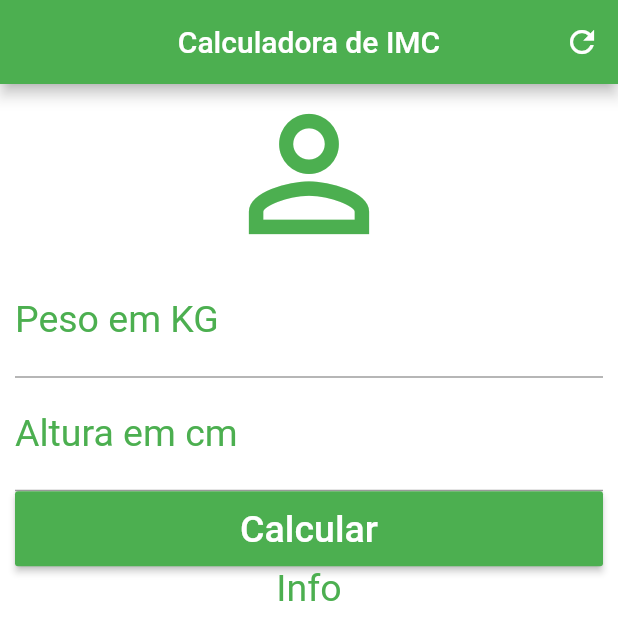
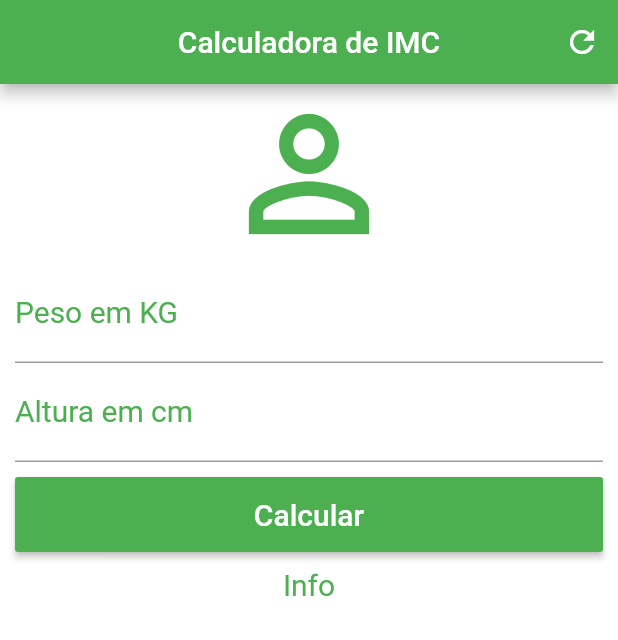
Before and after one commit to tresende/flutter_bmi_calculator, a Flutter app: the screen it shows after launch, on a phone screen of 412 x 824 dp. Shown: the top 640 px of the screen. Run offline on Flutter 3.47's test engine with Material 2 defaults, Android fonts, the phone set to English and light mode, and no system bars.

Commit message:
Paddings

```diff
--- a/lib/main.dart
+++ b/lib/main.dart
@@ -38,7 +38,7 @@ class _HomeState extends State<Home> {
                 color: Colors.green,
               ),
               TextField(
-            style: TextStyle(color: Colors.green, fontSize: 25),
+                style: TextStyle(color: Colors.green, fontSize: 20),
                 textAlign: TextAlign.center,
                 keyboardType: TextInputType.number,
                 decoration: InputDecoration(
@@ -46,26 +46,29 @@ class _HomeState extends State<Home> {
                     labelStyle: TextStyle(color: Colors.green)),
               ),
               TextField(
-            style: TextStyle(color: Colors.green, fontSize: 25),
+                style: TextStyle(color: Colors.green, fontSize: 20),
                 textAlign: TextAlign.center,
                 keyboardType: TextInputType.number,
                 decoration: InputDecoration(
                     labelText: "Altura em cm",
                     labelStyle: TextStyle(color: Colors.green)),
               ),
-          Container(
+              Padding(
+                child: Container(
                     height: 50,
                     child: (RaisedButton(
                         color: Colors.green,
                         onPressed: () {},
                         child: Text(
                           "Calcular",
-                    style: TextStyle(color: Colors.white, fontSize: 25),
+                          style: TextStyle(color: Colors.white, fontSize: 20),
                         )))),
+                padding: EdgeInsets.only(top: 10, bottom: 10),
+              ),
               Text(
                 "Info",
                 textAlign: TextAlign.center,
-            style: TextStyle(color: Colors.green, fontSize: 25),
+                style: TextStyle(color: Colors.green, fontSize: 20),
               )
             ],
           )),
```
Lines whose indentation alone changed are shown as unchanged.
